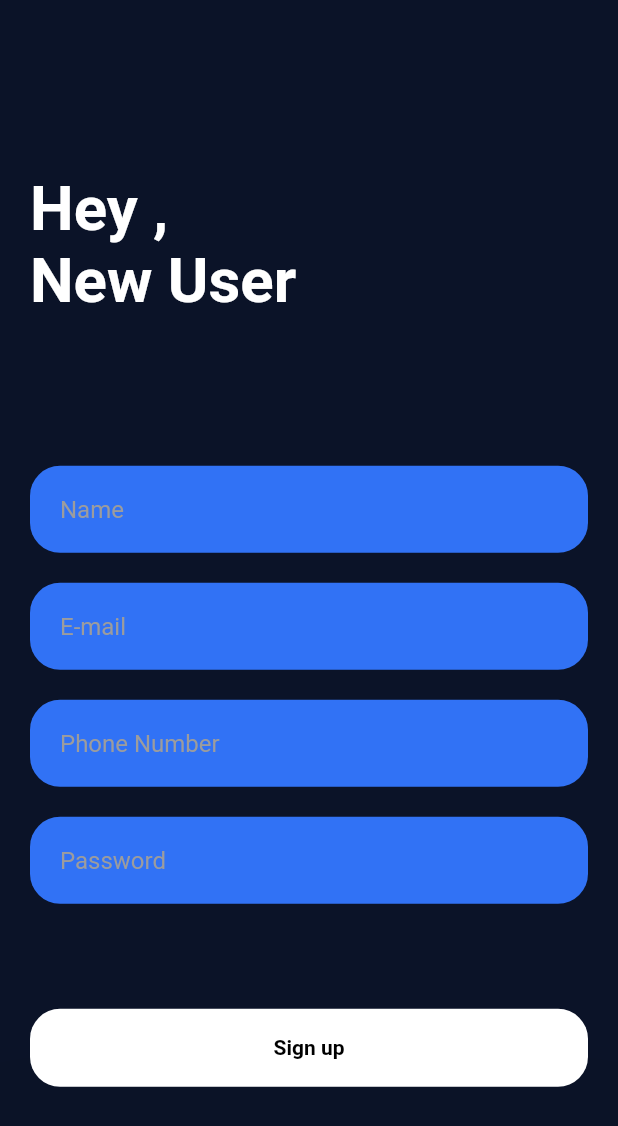
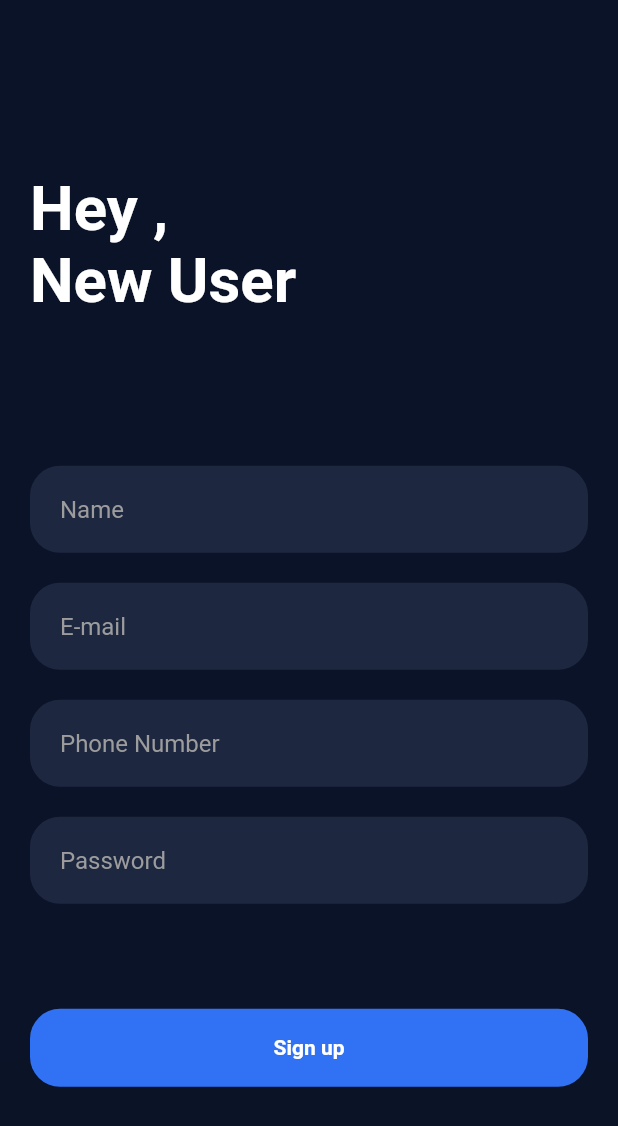
Before and after one commit to CoDi-YaPa/Messiah, a Flutter app: the SecondRoute screen opened directly, on a phone screen of 412 x 824 dp. Shown: the top 1126 px of the screen. Run offline on Flutter 3.47's test engine with Material 2 defaults, Android fonts, the phone set to English and light mode, and no system bars; our stand-ins replace auto_size_text.

Commit message:
registration page color altered

```diff
--- a/messiah_app/lib/registration.dart
+++ b/messiah_app/lib/registration.dart
@@ -1,4 +1,7 @@
 import 'package:flutter/material.dart';
+import 'themes/app_color.dart';
+import 'themes/app_theme.dart';
+
 class SecondRoute extends StatefulWidget {
   @override
   _SecondRouteState createState() => _SecondRouteState();
@@ -11,102 +14,113 @@ class _SecondRouteState extends State<SecondRoute> {
     final double fontScale = MediaQuery.of(context).textScaleFactor;
     return Scaffold(
         body: SingleChildScrollView(
-            child:Container(
+            child: Container(
                 width: size.width,
                 height: size.height,
-                padding: EdgeInsets.only(left: 20, right: 20, top: size.height * 0.14, bottom: size.height * 0.06),
+                padding: EdgeInsets.only(
+                    left: 20,
+                    right: 20,
+                    top: size.height * 0.14,
+                    bottom: size.height * 0.06),
                 child: Column(
                     crossAxisAlignment: CrossAxisAlignment.start,
                     mainAxisAlignment: MainAxisAlignment.spaceBetween,
                     children: [
-                      Text("Hey , \nNew User", style: Theme.of(context).textTheme.headline1.copyWith(fontSize: size.width * 0.1,)),
+                      Text("Hey , \nNew User",
+                          style: Theme.of(context).textTheme.headline1.copyWith(
+                                fontSize: size.width * 0.1,
+                              )),
                       Column(
                           crossAxisAlignment: CrossAxisAlignment.end,
                           children: [
-
                             Container(
-                              padding: EdgeInsets.symmetric(horizontal: 20, vertical: 5),
+                              padding: EdgeInsets.symmetric(
+                                  horizontal: 20, vertical: 5),
                               decoration: BoxDecoration(
-                                  color: Theme.of(context).primaryColorLight,
-                                  borderRadius: BorderRadius.all(Radius.circular(20))
-                              ),
+                                  color: Color(0xFF1D2740),
+                                  borderRadius:
+                                      BorderRadius.all(Radius.circular(20))),
                               child: TextField(
                                 decoration: InputDecoration(
                                   border: InputBorder.none,
                                   hintText: "Name",
-
                                 ),
                               ),
                             ),
-                            SizedBox(height: 20,),
+                            SizedBox(
+                              height: 20,
+                            ),
                             Container(
-                              padding: EdgeInsets.symmetric(horizontal: 20, vertical: 5),
+                              padding: EdgeInsets.symmetric(
+                                  horizontal: 20, vertical: 5),
                               decoration: BoxDecoration(
-                                  color: Theme.of(context).primaryColorLight,
-                                  borderRadius: BorderRadius.all(Radius.circular(20))
-                              ),
+                                  color: Color(0xFF1D2740),
+                                  borderRadius:
+                                      BorderRadius.all(Radius.circular(20))),
                               child: TextField(
                                 decoration: InputDecoration(
                                   border: InputBorder.none,
                                   hintText: "E-mail",
-
                                 ),
                               ),
                             ),
-                            SizedBox(height: 20,),
+                            SizedBox(
+                              height: 20,
+                            ),
                             Container(
-                              padding: EdgeInsets.symmetric(horizontal: 20, vertical: 5),
+                              padding: EdgeInsets.symmetric(
+                                  horizontal: 20, vertical: 5),
                               decoration: BoxDecoration(
-                                  color: Theme.of(context).primaryColorLight,
-                                  borderRadius: BorderRadius.all(Radius.circular(20))
-                              ),
+                                  color: Color(0xFF1D2740),
+                                  borderRadius:
+                                      BorderRadius.all(Radius.circular(20))),
                               child: TextField(
                                 decoration: InputDecoration(
                                   border: InputBorder.none,
                                   hintText: "Phone Number",
-
                                 ),
                               ),
                             ),
-                            SizedBox(height: 20,),
+                            SizedBox(
+                              height: 20,
+                            ),
                             Container(
-                              padding: EdgeInsets.symmetric(horizontal: 20, vertical: 5),
+                              padding: EdgeInsets.symmetric(
+                                  horizontal: 20, vertical: 5),
                               decoration: BoxDecoration(
-                                  color: Theme.of(context).primaryColorLight,
-                                  borderRadius: BorderRadius.all(Radius.circular(20))
-                              ),
+                                  color: Color(0xFF1D2740),
+                                  borderRadius:
+                                      BorderRadius.all(Radius.circular(20))),
                               child: TextField(
                                 obscureText: true,
                                 decoration: InputDecoration(
                                   border: InputBorder.none,
                                   hintText: "Password",
-
                                 ),
                               ),
                             ),
-                            SizedBox(height: 70,),
-                            Column(
-                                children: [
+                            SizedBox(
+                              height: 70,
+                            ),
+                            Column(children: [
                               MaterialButton(
-                                    onPressed: () => {
-
-                                    },
+                                onPressed: () => {},
                                 elevation: 100,
                                 padding: EdgeInsets.all(18),
                                 shape: RoundedRectangleBorder(
-                                        borderRadius: BorderRadius.circular(20)
-                                    ),
-                                    color: Colors.white,
-                                    child: Center(child: Text("Sign up", style: TextStyle(fontWeight: FontWeight.bold),)),
+                                    borderRadius: BorderRadius.circular(20)),
+                                color: Color(0xFF3172F5),
+                                child: Center(
+                                    child: Text(
+                                  "Sign up",
+                                  style: TextStyle(fontWeight: FontWeight.bold),
+                                )),
                               ),
                               SizedBox(
                                 height: 50,
                               ),
-
                             ])
                           ]),
-
-
                     ]))));
   }
 }
```
Also changed, not shown: 2 other files. Lines whose indentation alone changed are shown as unchanged.
